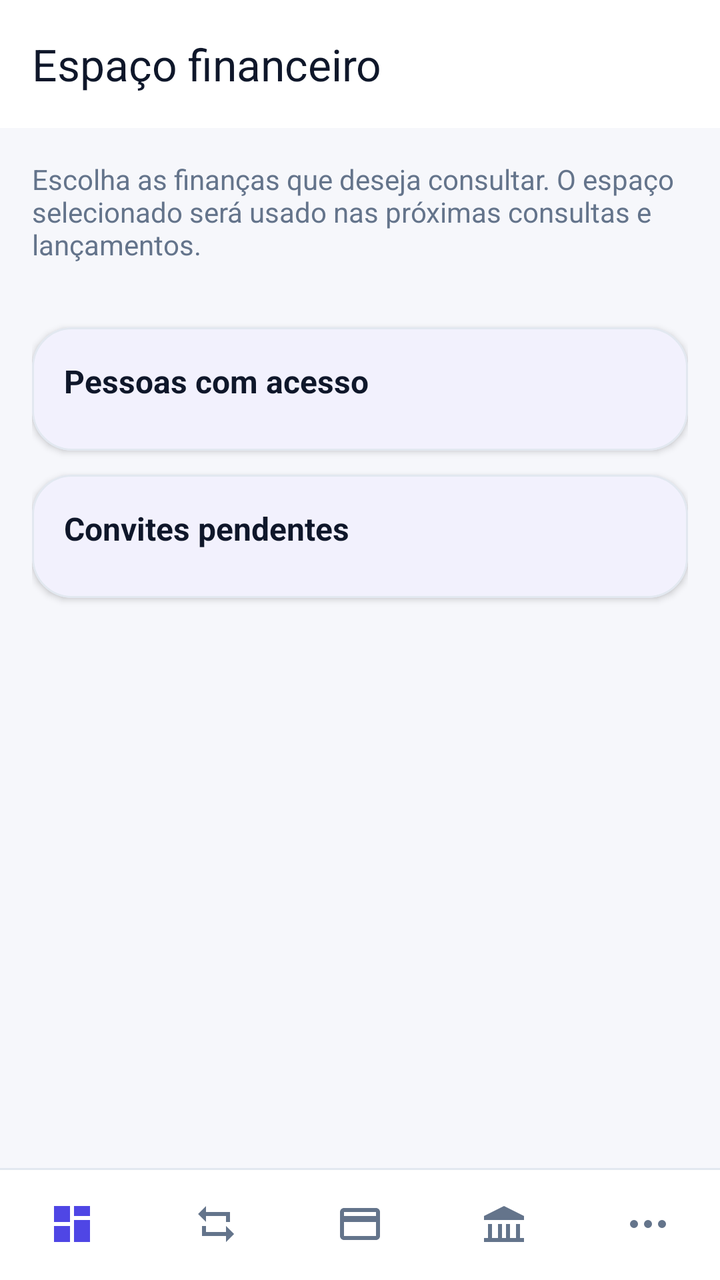
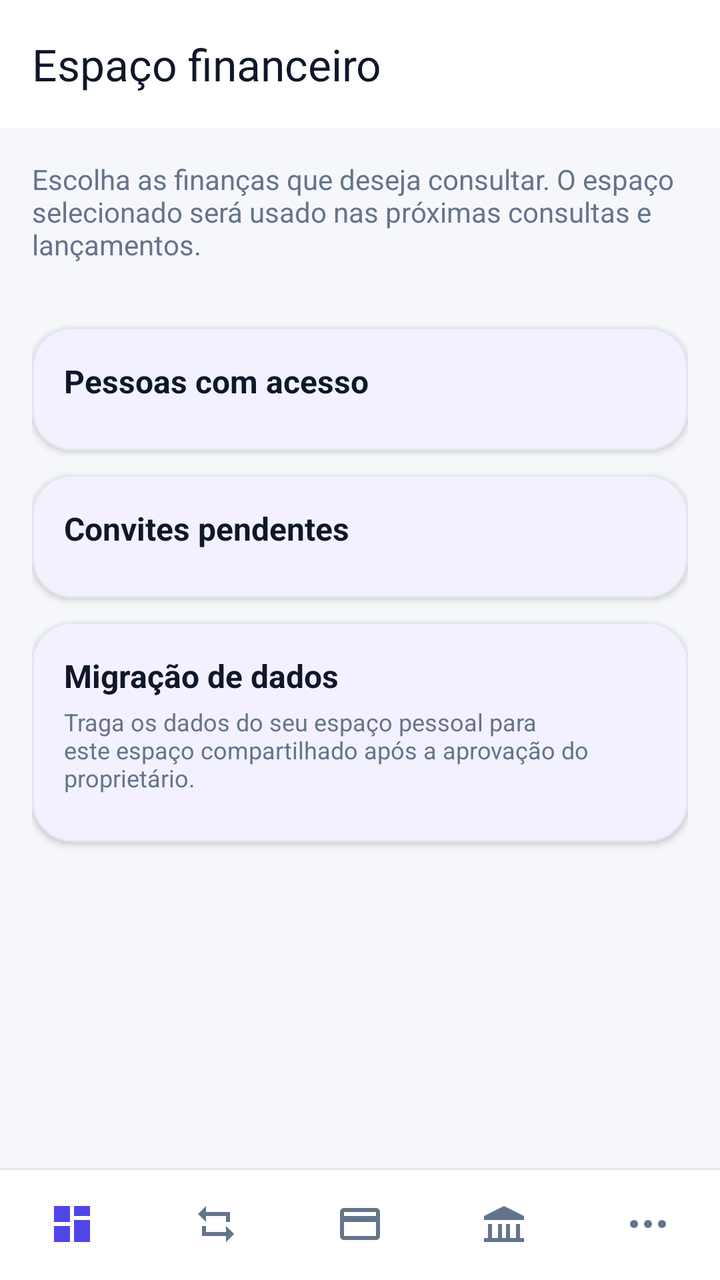

An Android layout rendered at two revisions. The XML below is the earlier revision; the diff shows what the commit changed to produce the second picture.
<!-- AndroidManifest.xml: activity theme Theme.Appfinanceiro -->
<!-- res/layout/activity_finance_space.xml -->
<?xml version="1.0" encoding="utf-8"?>
<androidx.coordinatorlayout.widget.CoordinatorLayout xmlns:android="http://schemas.android.com/apk/res/android"
    xmlns:app="http://schemas.android.com/apk/res-auto"
    xmlns:tools="http://schemas.android.com/tools"
    android:layout_width="match_parent"
    android:layout_height="match_parent"
    android:background="?android:attr/colorBackground"
    tools:context=".ui.finance.FinanceSpaceActivity">

    <com.google.android.material.appbar.AppBarLayout
        android:layout_width="match_parent"
        android:layout_height="wrap_content"
        android:background="?attr/colorSurface">

        <com.google.android.material.appbar.MaterialToolbar
            android:id="@+id/toolbar"
            style="@style/ModernToolbar"
            android:layout_width="match_parent"
            android:layout_height="?attr/actionBarSize"
            android:background="?attr/colorSurface"
            app:title="Espaço financeiro"
            app:titleTextColor="?attr/colorOnSurface" />
    </com.google.android.material.appbar.AppBarLayout>

    <androidx.core.widget.NestedScrollView
        android:layout_width="match_parent"
        android:layout_height="match_parent"
        android:clipToPadding="false"
        android:fillViewport="true"
        app:layout_behavior="@string/appbar_scrolling_view_behavior">

        <LinearLayout
            android:layout_width="match_parent"
            android:layout_height="wrap_content"
            android:orientation="vertical"
            android:paddingStart="16dp"
            android:paddingTop="16dp"
            android:paddingEnd="16dp"
            android:paddingBottom="112dp">

            <TextView
                android:layout_width="match_parent"
                android:layout_height="wrap_content"
                android:text="Escolha as finanças que deseja consultar. O espaço selecionado será usado nas próximas consultas e lançamentos."
                android:textColor="?attr/colorOnSurfaceVariant"
                android:textSize="14sp" />

            <ProgressBar
                android:id="@+id/financeSpaceProgress"
                android:layout_width="wrap_content"
                android:layout_height="wrap_content"
                android:layout_gravity="center_horizontal"
                android:layout_marginTop="16dp"
                android:visibility="gone" />

            <TextView
                android:id="@+id/financeSpaceError"
                android:layout_width="match_parent"
                android:layout_height="wrap_content"
                android:layout_marginTop="12dp"
                android:textColor="?attr/colorError"
                android:visibility="gone" />

            <LinearLayout
                android:id="@+id/financeSpacesContainer"
                android:layout_width="match_parent"
                android:layout_height="wrap_content"
                android:layout_marginTop="12dp"
                android:orientation="vertical" />

            <com.google.android.material.card.MaterialCardView
                style="@style/ModernCard"
                android:layout_width="match_parent"
                android:layout_height="wrap_content"
                android:layout_marginTop="20dp">

                <LinearLayout
                    android:layout_width="match_parent"
                    android:layout_height="wrap_content"
                    android:orientation="vertical"
                    android:padding="16dp">

                    <TextView
                        android:layout_width="match_parent"
                        android:layout_height="wrap_content"
                        android:text="Pessoas com acesso"
                        android:textColor="?attr/colorOnSurface"
                        android:textSize="16sp"
                        android:textStyle="bold" />

                    <LinearLayout
                        android:id="@+id/financeSpaceMembersContainer"
                        android:layout_width="match_parent"
                        android:layout_height="wrap_content"
                        android:layout_marginTop="8dp"
                        android:orientation="vertical" />

                    <com.google.android.material.button.MaterialButton
                        android:id="@+id/inviteFinanceSpaceButton"
                        android:layout_width="match_parent"
                        android:layout_height="wrap_content"
                        android:layout_marginTop="12dp"
                        android:text="Convidar pessoa"
                        android:visibility="gone" />
                </LinearLayout>
            </com.google.android.material.card.MaterialCardView>

            <com.google.android.material.card.MaterialCardView
                style="@style/ModernCard"
                android:layout_width="match_parent"
                android:layout_height="wrap_content"
                android:layout_marginTop="12dp">

                <LinearLayout
                    android:layout_width="match_parent"
                    android:layout_height="wrap_content"
                    android:orientation="vertical"
                    android:padding="16dp">

                    <TextView
                        android:layout_width="match_parent"
                        android:layout_height="wrap_content"
                        android:text="Convites pendentes"
                        android:textColor="?attr/colorOnSurface"
                        android:textSize="16sp"
                        android:textStyle="bold" />

                    <LinearLayout
                        android:id="@+id/financeSpaceInvitationsContainer"
                        android:layout_width="match_parent"
                        android:layout_height="wrap_content"
                        android:layout_marginTop="8dp"
                        android:orientation="vertical" />
                </LinearLayout>
            </com.google.android.material.card.MaterialCardView>

            <com.google.android.material.card.MaterialCardView
                android:id="@+id/deletionRequestsCard"
                style="@style/ModernCard"
                android:layout_width="match_parent"
                android:layout_height="wrap_content"
                android:layout_marginTop="12dp"
                android:visibility="gone">

                <LinearLayout
                    android:layout_width="match_parent"
                    android:layout_height="wrap_content"
                    android:orientation="vertical"
                    android:padding="16dp">

                    <TextView
                        android:layout_width="match_parent"
                        android:layout_height="wrap_content"
                        android:text="Pedidos de exclusão"
                        android:textColor="?attr/colorOnSurface"
                        android:textSize="16sp"
                        android:textStyle="bold" />

                    <LinearLayout
                        android:id="@+id/deletionRequestsContainer"
                        android:layout_width="match_parent"
                        android:layout_height="wrap_content"
                        android:layout_marginTop="8dp"
                        android:orientation="vertical" />
                </LinearLayout>
            </com.google.android.material.card.MaterialCardView>
        </LinearLayout>
    </androidx.core.widget.NestedScrollView>

    <include
        android:id="@+id/bottomNavigation"
        layout="@layout/bottom_navigation"
        android:layout_width="match_parent"
        android:layout_height="wrap_content"
        android:layout_gravity="bottom" />

</androidx.coordinatorlayout.widget.CoordinatorLayout>
<!-- res/layout/bottom_navigation.xml (included above) -->
<?xml version="1.0" encoding="utf-8"?>
<com.google.android.material.bottomnavigation.BottomNavigationView xmlns:android="http://schemas.android.com/apk/res/android"
    xmlns:app="http://schemas.android.com/apk/res-auto"
    android:id="@+id/bottomNavigation"
    android:layout_width="match_parent"
    android:layout_height="wrap_content"
    android:background="@drawable/bg_bottom_navigation"
    android:elevation="8dp"
    android:minHeight="56dp"
    app:itemIconSize="24dp"
    app:itemIconTint="@color/navigation_item_tint"
    app:itemPaddingBottom="6dp"
    app:itemPaddingTop="6dp"
    app:itemTextColor="@color/navigation_item_tint"
    app:labelVisibilityMode="unlabeled"
    app:menu="@menu/menu_bottom_navigation" />
<!-- resources referenced by this layout -->
<resources>
  <!-- drawable bg_bottom_navigation (drawable) -->
  <?xml version="1.0" encoding="utf-8"?>
  <layer-list xmlns:android="http://schemas.android.com/apk/res/android">
      <item>
          <shape android:shape="rectangle">
              <solid android:color="?attr/colorSurface" />
          </shape>
      </item>
      <item
          android:height="1dp"
          android:gravity="top">
          <shape android:shape="rectangle">
              <solid android:color="?attr/colorOutline" />
          </shape>
      </item>
  </layer-list>
  <style name="ModernCard" parent="Widget.Material3.CardView.Filled">
          <item name="cardBackgroundColor">?attr/colorSurface</item>
          <item name="cardCornerRadius">20dp</item>
          <item name="cardElevation">2dp</item>
          <item name="strokeColor">?attr/colorOutline</item>
          <item name="strokeWidth">1dp</item>
      </style>
  <style name="ModernToolbar" parent="Widget.Material3.Toolbar">
          <item name="android:background">?attr/colorSurface</item>
          <item name="android:elevation">0dp</item>
          <item name="titleTextColor">?attr/colorOnSurface</item>
          <item name="subtitleTextColor">?attr/colorOnSurfaceVariant</item>
          <item name="navigationIconTint">?attr/colorPrimary</item>
      </style>
  <style name="Theme.Appfinanceiro" parent="Theme.Appfinanceiro.Base">
          <item name="android:windowLightStatusBar">true</item>
          <item name="android:windowLightNavigationBar">true</item>
      </style>
  <color name="brand_primary">#FF4F46E5</color>
  <color name="on_brand">#FFFFFFFF</color>
  <color name="surface_variant">#FFEEF1F8</color>
  <color name="on_surface">#FF0F172A</color>
  <color name="brand_secondary">#FF0EA5E9</color>
  <color name="cta_primary">#FF047857</color>
  <color name="on_cta">#FFFFFFFF</color>
  <color name="surface">#FFFFFFFF</color>
  <color name="on_surface_variant">#FF64748B</color>
  <color name="surface_elevated">#FFFFFFFF</color>
  <color name="background">#FFF6F7FB</color>
  <color name="on_background">#FF0F172A</color>
  <color name="error">#FFDC2626</color>
  <color name="on_error">#FFFFFFFF</color>
  <color name="outline">#FFE2E8F0</color>
  <!-- unchanged entries left out for length: 1 -->
</resources>

<!-- the commit's change to res/layout/activity_finance_space.xml (unified diff, before → after) -->
@@ -102,6 +102,17 @@
                         android:layout_marginTop="12dp"
                         android:text="Convidar pessoa"
                         android:visibility="gone" />
+
+                    <com.google.android.material.button.MaterialButton
+                        android:id="@+id/leaveFinanceSpaceButton"
+                        style="@style/Widget.Material3.Button.OutlinedButton"
+                        android:layout_width="match_parent"
+                        android:layout_height="wrap_content"
+                        android:layout_marginTop="8dp"
+                        android:text="Sair deste espaço"
+                        android:textColor="@color/money_negative"
+                        android:visibility="gone"
+                        app:strokeColor="@color/money_negative" />
                 </LinearLayout>
             </com.google.android.material.card.MaterialCardView>
 
@@ -162,6 +173,52 @@
                         android:layout_height="wrap_content"
                         android:layout_marginTop="8dp"
                         android:orientation="vertical" />
+                </LinearLayout>
+            </com.google.android.material.card.MaterialCardView>
+
+            <com.google.android.material.card.MaterialCardView
+                android:id="@+id/migrationRequestsCard"
+                style="@style/ModernCard"
+                android:layout_width="match_parent"
+                android:layout_height="wrap_content"
+                android:layout_marginTop="12dp">
+
+                <LinearLayout
+                    android:layout_width="match_parent"
+                    android:layout_height="wrap_content"
+                    android:orientation="vertical"
+                    android:padding="16dp">
+
+                    <TextView
+                        android:layout_width="match_parent"
+                        android:layout_height="wrap_content"
+                        android:text="Migração de dados"
+                        android:textColor="?attr/colorOnSurface"
+                        android:textSize="16sp"
+                        android:textStyle="bold" />
+
+                    <TextView
+                        android:layout_width="match_parent"
+                        android:layout_height="wrap_content"
+                        android:layout_marginTop="4dp"
+                        android:text="Traga os dados do seu espaço pessoal para este espaço compartilhado após a aprovação do proprietário."
+                        android:textColor="?attr/colorOnSurfaceVariant"
+                        android:textSize="12sp" />
+
+                    <LinearLayout
+                        android:id="@+id/migrationRequestsContainer"
+                        android:layout_width="match_parent"
+                        android:layout_height="wrap_content"
+                        android:layout_marginTop="8dp"
+                        android:orientation="vertical" />
+
+                    <com.google.android.material.button.MaterialButton
+                        android:id="@+id/requestMigrationButton"
+                        android:layout_width="match_parent"
+                        android:layout_height="wrap_content"
+                        android:layout_marginTop="12dp"
+                        android:text="Trazer meus dados"
+                        android:visibility="gone" />
                 </LinearLayout>
             </com.google.android.material.card.MaterialCardView>
         </LinearLayout>
<!-- resource entries referenced after the edit -->
@@ -1,5 +1,6 @@
 <!-- resources referenced by this layout -->
 <resources>
+  <color name="money_negative">#FFDC2626</color>
   <!-- drawable bg_bottom_navigation (drawable) -->
   <?xml version="1.0" encoding="utf-8"?>
   <layer-list xmlns:android="http://schemas.android.com/apk/res/android">
